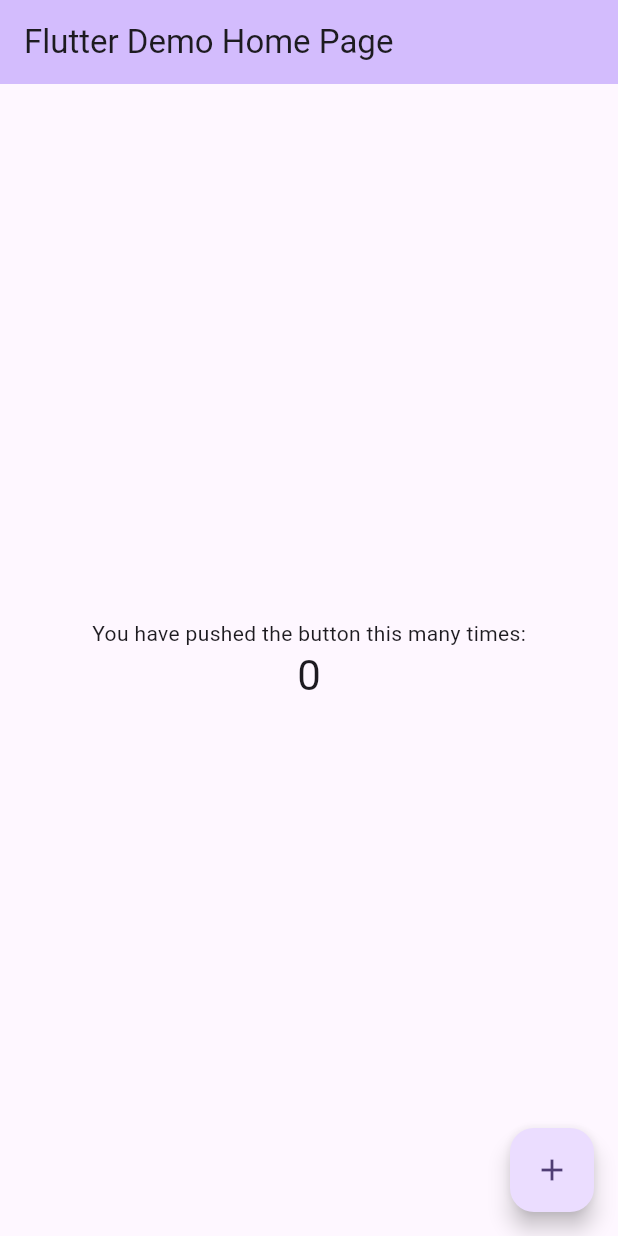
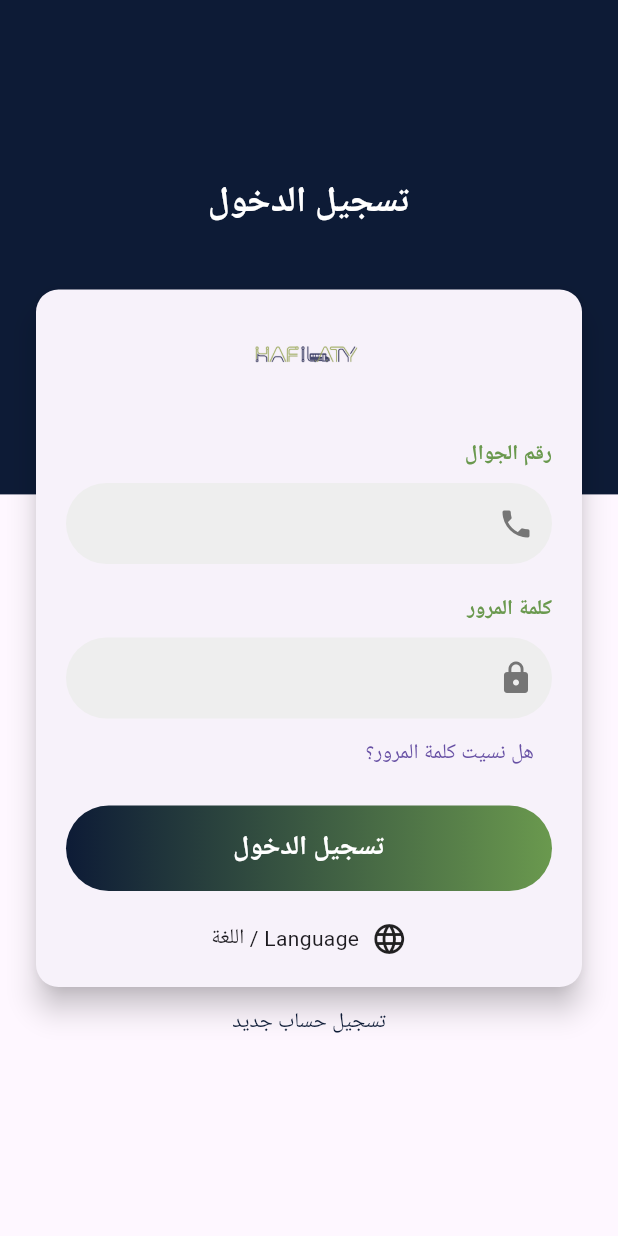
Before and after one commit to Rmujahed10/Hafilaty, a Flutter app: the screen it shows after launch, on a phone screen of 412 x 824 dp. Run offline on Flutter 3.47's test engine with Material 3 defaults, Android fonts, the phone set to English and light mode, and no system bars.

Commit message:
Initial login

```diff
--- a/lib/main.dart
+++ b/lib/main.dart
@@ -1,121 +1,26 @@
 import 'package:flutter/material.dart';
+// 1. Import your new screen file
+import 'screens/login_screen.dart';
 
 void main() {
-  runApp(const MyApp());
+  runApp(const HafilatyApp());
 }
 
-class MyApp extends StatelessWidget {
-  const MyApp({super.key});
-
-  // This widget is the root of your application.
-  @override
-  Widget build(BuildContext context) {
-    return MaterialApp(
-      title: 'Flutter Demo',
-      theme: ThemeData(
-        // This is the theme of your application.
-        //
-        // TRY THIS: Try running your application with "flutter run". You'll see
-        // the application has a purple toolbar. Then, without quitting the app,
-        // try changing the seedColor in the colorScheme below to Colors.green
-        // and then invoke "hot reload" (save your changes or press the "hot
-        // reload" button in a Flutter-supported IDE, or press "r" if you used
-        // the command line to start the app).
-        //
-        // Notice that the counter didn't reset back to zero; the application
-        // state is not lost during the reload. To reset the state, use hot
-        // restart instead.
-        //
-        // This works for code too, not just values: Most code changes can be
-        // tested with just a hot reload.
-        colorScheme: .fromSeed(seedColor: Colors.deepPurple),
-      ),
-      home: const MyHomePage(title: 'Flutter Demo Home Page'),
-    );
-  }
-}
-
-class MyHomePage extends StatefulWidget {
-  const MyHomePage({super.key, required this.title});
-
-  // This widget is the home page of your application. It is stateful, meaning
-  // that it has a State object (defined below) that contains fields that affect
-  // how it looks.
-
-  // This class is the configuration for the state. It holds the values (in this
-  // case the title) provided by the parent (in this case the App widget) and
-  // used by the build method of the State. Fields in a Widget subclass are
-  // always marked "final".
-
-  final String title;
-
-  @override
-  State<MyHomePage> createState() => _MyHomePageState();
-}
-
-class _MyHomePageState extends State<MyHomePage> {
-  int _counter = 0;
-
-  void _incrementCounter() {
-    setState(() {
-      // This call to setState tells the Flutter framework that something has
-      // changed in this State, which causes it to rerun the build method below
-      // so that the display can reflect the updated values. If we changed
-      // _counter without calling setState(), then the build method would not be
-      // called again, and so nothing would appear to happen.
-      _counter++;
-    });
-  }
+class HafilatyApp extends StatelessWidget {
+  const HafilatyApp({super.key});
 
   @override
   Widget build(BuildContext context) {
-    // This method is rerun every time setState is called, for instance as done
-    // by the _incrementCounter method above.
-    //
-    // The Flutter framework has been optimized to make rerunning build methods
-    // fast, so that you can just rebuild anything that needs updating rather
-    // than having to individually change instances of widgets.
-    return Scaffold(
-      appBar: AppBar(
-        // TRY THIS: Try changing the color here to a specific color (to
-        // Colors.amber, perhaps?) and trigger a hot reload to see the AppBar
-        // change color while the other colors stay the same.
-        backgroundColor: Theme.of(context).colorScheme.inversePrimary,
-        // Here we take the value from the MyHomePage object that was created by
-        // the App.build method, and use it to set our appbar title.
-        title: Text(widget.title),
-      ),
-      body: Center(
-        // Center is a layout widget. It takes a single child and positions it
-        // in the middle of the parent.
-        child: Column(
-          // Column is also a layout widget. It takes a list of children and
-          // arranges them vertically. By default, it sizes itself to fit its
-          // children horizontally, and tries to be as tall as its parent.
-          //
-          // Column has various properties to control how it sizes itself and
-          // how it positions its children. Here we use mainAxisAlignment to
-          // center the children vertically; the main axis here is the vertical
-          // axis because Columns are vertical (the cross axis would be
-          // horizontal).
-          //
-          // TRY THIS: Invoke "debug painting" (choose the "Toggle Debug Paint"
-          // action in the IDE, or press "p" in the console), to see the
-          // wireframe for each widget.
-          mainAxisAlignment: .center,
-          children: [
-            const Text('You have pushed the button this many times:'),
-            Text(
-              '$_counter',
-              style: Theme.of(context).textTheme.headlineMedium,
-            ),
-          ],
+    // FIX: Wrap MaterialApp in Directionality for proper RTL support (Arabic)
+    return Directionality(
+      textDirection: TextDirection.rtl,
+      child: MaterialApp(
+        title: 'Hafilaty',
+        theme: ThemeData(
+          primarySwatch: Colors.blue,
         ),
-      ),
-      floatingActionButton: FloatingActionButton(
-        onPressed: _incrementCounter,
-        tooltip: 'Increment',
-        child: const Icon(Icons.add),
+        // 2. Set your LoginScreen as the starting page
+        home: const LoginScreen(),
       ),
     );
   }
--- /dev/null
+++ b/lib/screens/login_screen.dart
@@ -0,0 +1,237 @@
+import 'package:flutter/material.dart';
+import 'package:flutter/services.dart'; // Needed for filtering input (e.g., digits only)
+
+// 1. Change to StatefulWidget
+class LoginScreen extends StatefulWidget {
+  const LoginScreen({super.key});
+
+  @override
+  State<LoginScreen> createState() => _LoginScreenState();
+}
+
+class _LoginScreenState extends State<LoginScreen> {
+  // Controllers to manage the input text from the fields
+  final TextEditingController _phoneController = TextEditingController();
+  final TextEditingController _passwordController = TextEditingController();
+
+  // Clean up controllers when the widget is disposed
+  @override
+  void dispose() {
+    _phoneController.dispose();
+    _passwordController.dispose();
+    super.dispose();
+  }
+
+ // lib/screens/login_screen.dart (Around line 29)
+
+  @override
+  Widget build(BuildContext context) {
+    // REMOVE 'const' keyword here
+    return Scaffold(
+      // We remove the AppBar because the title is part of the custom header design
+      body: _buildBody(),
+    );
+  }
+
+  // --- UI Layout Implementation ---
+
+  Widget _buildBody() {
+    // 2. Use a Stack to layer the dark background and the white card
+    return Stack(
+      children: <Widget>[
+        // Dark Navy Blue Background (Top Half)
+        Container(
+          height: MediaQuery.of(context).size.height * 0.4, // Occupies top 40%
+          color: const Color(0xFF0D1B36), // Use a deep blue color
+        ),
+
+        // Login Card and Content (Center)
+        Center(
+          child: SingleChildScrollView( // Allows scrolling if the content is long
+            padding: const EdgeInsets.all(24.0),
+            child: Column(
+              mainAxisAlignment: MainAxisAlignment.center,
+              children: <Widget>[
+                // "تسجيل الدخول" Header text on the dark background
+                const Padding(
+                  padding: EdgeInsets.only(bottom: 40.0),
+                  child: Text(
+                    'تسجيل الدخول',
+                    style: TextStyle(
+                      color: Colors.white,
+                      fontSize: 24,
+                      fontWeight: FontWeight.bold
+                    ),
+                    textAlign: TextAlign.center,
+                  ),
+                ),
+
+                // The White Login Card/Container
+                _buildLoginCard(),
+
+                // Sign up link (outside the card)
+                TextButton(
+                  onPressed: () {
+                    // TODO: Navigate to SignupScreen
+                  },
+                  child: const Text(
+                    'تسجيل حساب جديد',
+                    style: TextStyle(color: Color(0xFF0D1B36)), // Dark text color
+                  ),
+                ),
+              ],
+            ),
+          ),
+        ),
+      ],
+    );
+  }
+
+  // Helper function to build the white card content
+  Widget _buildLoginCard() {
+    return Card(
+      elevation: 8.0,
+      shape: RoundedRectangleBorder(borderRadius: BorderRadius.circular(15.0)),
+      margin: EdgeInsets.zero,
+      child: Padding(
+        padding: const EdgeInsets.all(20.0),
+        child: Column(
+          children: <Widget>[
+            // The HAFILATY Logo Image (Placeholder)
+            Padding(
+              padding: const EdgeInsets.only(bottom: 30.0),
+              child: Image.asset(
+                'assets/hafilaty_logo.png', // NOTE: Ensure this asset is registered in pubspec.yaml
+                height: 50,
+              ),
+            ),
+
+            // Phone Number Field (Corrected Call)
+            _buildInputField(
+              'رقم الجوال',
+              _phoneController,
+              Icons.phone,
+              TextInputType.phone, // 4th Positional Argument
+            ),
+
+            const SizedBox(height: 20),
+
+            // Password Field (Corrected Call)
+            _buildInputField(
+              'كلمة المرور',
+              _passwordController,
+              Icons.lock,
+              TextInputType.text, // 4th Positional Argument (using default text keyboard)
+              isPassword: true,
+            ),
+
+            // "هل نسيت كلمة المرور؟" link
+            Align(
+              alignment: Alignment.centerRight,
+              child: TextButton(
+                onPressed: () {},
+                child: const Text('هل نسيت كلمة المرور؟'),
+              ),
+            ),
+
+            const SizedBox(height: 10),
+
+            // Gradient Login Button
+            _buildLoginButton(),
+
+            const SizedBox(height: 20),
+
+            // Language Switcher
+            const Row(
+              mainAxisAlignment: MainAxisAlignment.center,
+              children: <Widget>[
+                Text('اللغة / Language'),
+                SizedBox(width: 8),
+                Icon(Icons.language),
+              ],
+            ),
+          ],
+        ),
+      ),
+    );
+  }
+
+  // Reusable function to create the rounded input fields
+  // IMPORTANT FIX: TextInputType is now the 4th required POSITIONAL argument
+  Widget _buildInputField(
+    String label,
+    TextEditingController controller,
+    IconData suffixIcon,
+    TextInputType keyboardType, // NOW POSITIONAL
+    {bool isPassword = false} // isPassword is still a NAMED argument
+  ) {
+    return Column(
+      crossAxisAlignment: CrossAxisAlignment.end,
+      children: [
+        Padding(
+          padding: const EdgeInsets.only(bottom: 8.0),
+          child: Text(
+            label,
+            style: const TextStyle(color: Color(0xFF6A994E), fontWeight: FontWeight.bold), // Using the green color from your design
+          ),
+        ),
+        TextFormField(
+          controller: controller,
+          keyboardType: keyboardType,
+          obscureText: isPassword, // Hides text for password fields
+          textAlign: TextAlign.right, // Align text right for Arabic input
+          // Optional: Restrict phone input to digits only
+          inputFormatters: keyboardType == TextInputType.phone ? [FilteringTextInputFormatter.digitsOnly] : null,
+          decoration: InputDecoration(
+            border: OutlineInputBorder(
+              borderRadius: BorderRadius.circular(30.0), // Rounded corners
+              borderSide: BorderSide.none,
+            ),
+            filled: true,
+            fillColor: Colors.grey[200], // Light grey background
+            contentPadding: const EdgeInsets.symmetric(horizontal: 20, vertical: 15),
+            suffixIcon: Icon(suffixIcon, color: Colors.grey[600]), // The icon inside the field
+          ),
+        ),
+      ],
+    );
+  }
+
+  // Function to create the gradient button
+  Widget _buildLoginButton() {
+    return Container(
+      width: double.infinity, // Full width
+      decoration: BoxDecoration(
+        borderRadius: BorderRadius.circular(30),
+        // Define the gradient colors based on your image
+        gradient: const LinearGradient(
+          colors: [
+            Color(0xFF0D1B36), // Dark Blue (start)
+            Color(0xFF6A994E), // Greenish (end)
+          ],
+          begin: Alignment.centerLeft,
+          end: Alignment.centerRight,
+        ),
+      ),
+      child: ElevatedButton(
+        onPressed: () {
+          // TODO: Implement login logic (e.g., API call)
+          debugPrint('Phone: ${_phoneController.text}, Password: ${_passwordController.text}');
+        },
+        style: ElevatedButton.styleFrom(
+          // Important: Set background color to transparent to show the Container's gradient
+          backgroundColor: Colors.transparent,
+          shadowColor: Colors.transparent, // Remove shadow
+          padding: const EdgeInsets.symmetric(vertical: 15),
+          shape: RoundedRectangleBorder(
+            borderRadius: BorderRadius.circular(30),
+          ),
+        ),
+        child: const Text(
+          'تسجيل الدخول',
+          style: TextStyle(fontSize: 18, color: Colors.white, fontWeight: FontWeight.bold),
+        ),
+      ),
+    );
+  }
+}
--- a/pubspec.yaml
+++ b/pubspec.yaml
@@ -57,8 +57,9 @@ flutter:
   # the material Icons class.
   uses-material-design: true
 
+  assets:
   # To add assets to your application, add an assets section, like this:
-  # assets:
+      - assets/
   #   - images/a_dot_burr.jpeg
   #   - images/a_dot_ham.jpeg
 
```
Also changed, not shown: assets/hafilaty_logo.png (added), 1 other file.
